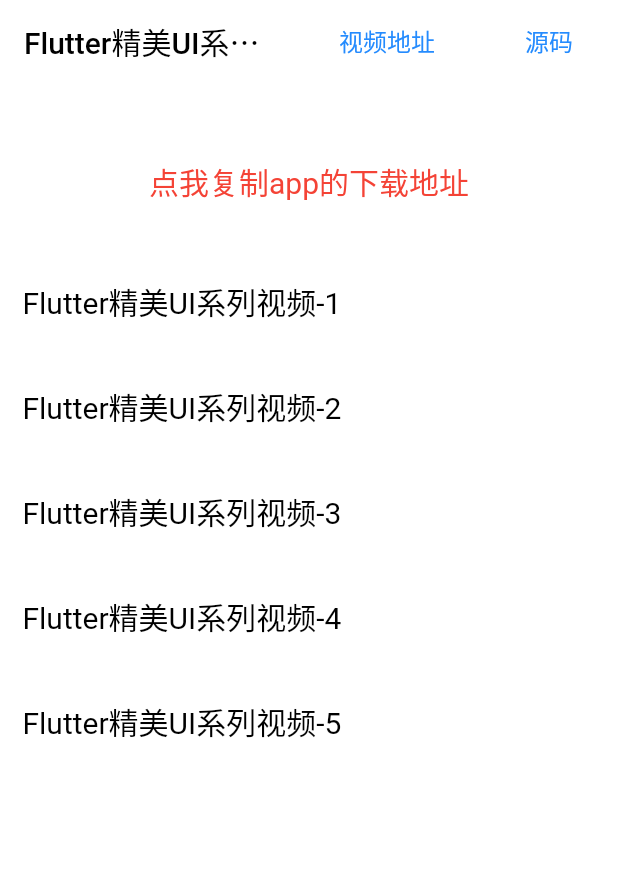
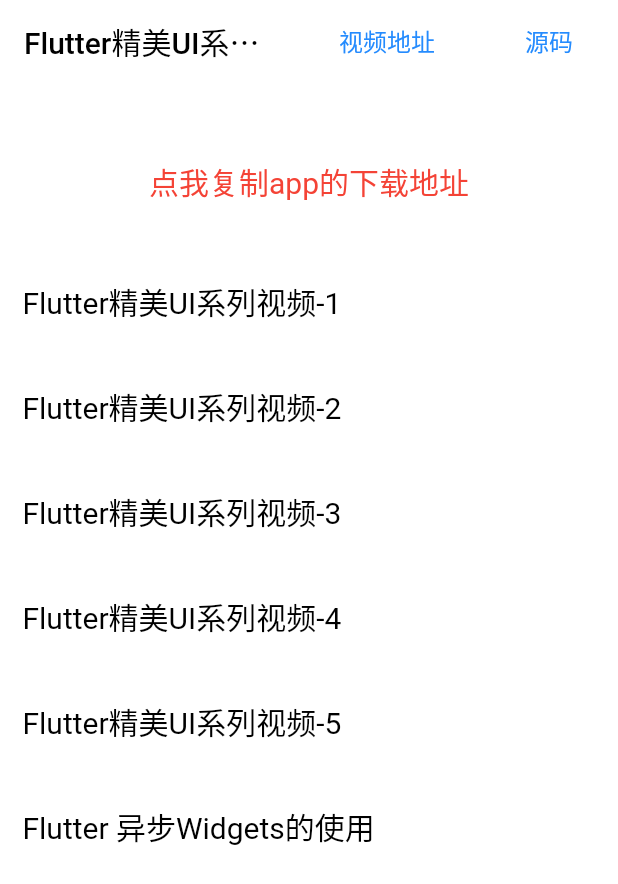
Before and after one commit to jiang111/flutter_code, a Flutter app: the screen it shows after launch, on a phone screen of 412 x 824 dp. Shown: the top 884 px of the screen. Run offline on Flutter 3.47's test engine with Material 2 defaults, Android fonts, the phone set to English and light mode, and no system bars.

Commit message:
Update home_page.dart

```diff
--- a/lib/home_page.dart
+++ b/lib/home_page.dart
@@ -1,5 +1,6 @@
 import 'package:flutter/foundation.dart';
 import 'package:flutter/material.dart';
+import 'package:flutter_speedcode/async_demo/home_page.dart';
 import 'package:flutter_speedcode/ui_2/home_page.dart' as ui_2;
 import 'package:flutter_speedcode/ui_3/home_page.dart' as ui_3;
 import 'package:flutter_speedcode/ui_1/home_page.dart' as ui_1;
@@ -204,6 +205,25 @@
                         ),
                       ),
                     ),
+                    GestureDetector(
+                      onTap: () {
+                        Navigator.of(context).push(MaterialPageRoute(
+                            builder: (context) => AsyncHomePage()));
+                      },
+                      child: Padding(
+                        padding: const EdgeInsets.symmetric(
+                          horizontal: 15,
+                          vertical: 20,
+                        ),
+                        child: Text(
+                          "Flutter 异步Widgets的使用",
+                          style: TextStyle(
+                            color: Colors.black,
+                            fontSize: 20,
+                          ),
+                        ),
+                      ),
+                    ),
                   ],
                 ),
         ),
@@ -236,6 +256,11 @@
       "Flutter精美UI系列视频-5",
       "assets/images/main_5.png",
       MaterialPageRoute(builder: (context) => ui_5.HomePage()),
+    ),
+    MainBean(
+      "Flutter 异步Widgets的使用",
+      "assets/images/main_6.png",
+      MaterialPageRoute(builder: (context) => AsyncHomePage()),
     ),
   ];
 
```
